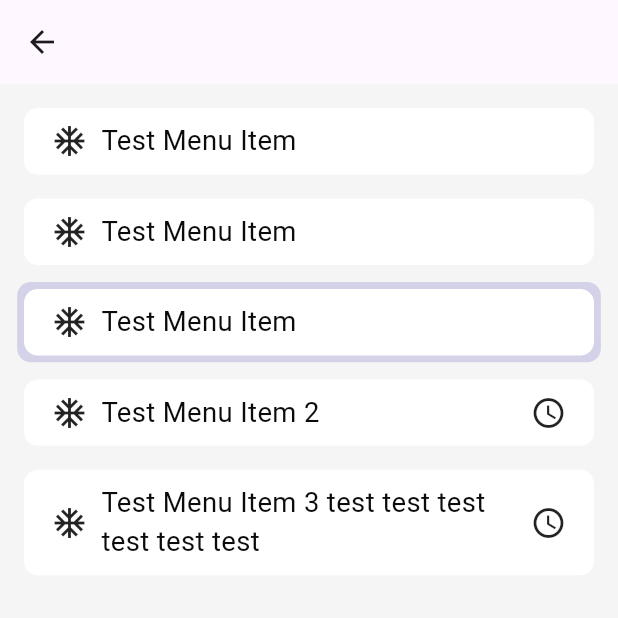
After one commit to teamflutter/nova-design-system-flutter, a Flutter app: the screen it shows after launch, after a tap on "Menu Item", on a phone screen of 412 x 824 dp, the top half of it. The commit adds this screen. Run offline on Flutter 3.47's test engine with Material 3 defaults, Android fonts, the phone set to English and light mode, and no system bars; our stand-ins replace flutter_screenutil; Roboto replaces fonts that are missing (DM-Sans).

Commit message:
feat: menu item component completed

```diff
--- a/example/lib/main.dart
+++ b/example/lib/main.dart
@@ -3,6 +3,7 @@ import 'package:nova_design_system_flutter/theme/ResponsiveWrapper.dart';
 import 'package:nova_design_system_flutter_example/samples/AccordionSamples.dart';
 import 'package:nova_design_system_flutter_example/samples/AuthCodeSample.dart';
 import 'package:nova_design_system_flutter_example/samples/AvatarSamples.dart';
+import 'package:nova_design_system_flutter_example/samples/MenuItemSample.dart';
 import 'package:nova_design_system_flutter_example/samples/RadiobuttonSample.dart';
 import 'package:nova_design_system_flutter_example/samples/SegmentedControlSample.dart';
 
@@ -90,6 +91,17 @@ class _MyAppState extends State<MyApp> {
                     SizedBox(
                       height: 8,
                     ),
+                    FilledButton(
+                        onPressed: () {
+                          Navigator.push(
+                              context,
+                              MaterialPageRoute(
+                                  builder: (context) =>  MenuItemSamples()));
+                        },
+                        child: const Text("Menu Item")),
+                    SizedBox(
+                      height: 8,
+                    ),
                   ],
                 ),
               );
--- /dev/null
+++ b/example/lib/samples/MenuItemSample.dart
@@ -0,0 +1,64 @@
+import 'package:flutter/material.dart';
+import 'package:nova_design_system_flutter/components/NMenuItem.dart';
+
+class MenuItemSamples extends StatelessWidget {
+  const MenuItemSamples({super.key});
+
+  @override
+  Widget build(BuildContext context) {
+    return Scaffold(
+      appBar: AppBar(),
+      backgroundColor: const Color(0xFFF5F5F5),
+      body:  SingleChildScrollView(
+        padding: const EdgeInsets.all(16),
+        child: Column(
+          crossAxisAlignment: CrossAxisAlignment.center,
+          children: [
+            const NMenuItem(
+              label: "Test Menu Item",
+              leading: Icon(Icons.ac_unit),
+            ),
+            const SizedBox(
+              height: 16,
+            ),
+            NMenuItem(
+              label: "Test Menu Item",
+              leading: const Icon(Icons.ac_unit),
+              onTap: () {
+                print("Default item tapped");
+              },
+            ),
+            const SizedBox(
+              height: 16,
+            ),
+            const NMenuItem(
+              label: "Test Menu Item",
+              selected: true,
+              leading: Icon(Icons.ac_unit),
+            ),
+            const SizedBox(
+              height: 16,
+            ),
+            const NMenuItem(
+              label: "Test Menu Item 2",
+              leading: Icon(Icons.ac_unit),
+
+              trailing: Icon(Icons.access_time_outlined),
+            ),
+            const SizedBox(
+              height: 16,
+            ),
+            const NMenuItem(
+                label: "Test Menu Item 3 test test test test test test",
+                multiline: true,
+                leading: Icon(Icons.ac_unit),
+                trailing: Icon(Icons.access_time_outlined)),
+            const SizedBox(
+              height: 16,
+            ),
+          ],
+        ),
+      ),
+    );
+  }
+}
--- /dev/null
+++ b/lib/components/NMenuItem.dart
@@ -0,0 +1,88 @@
+import 'package:flutter/material.dart';
+import 'package:nova_design_system_flutter/theme/ResponsiveUtil.dart';
+
+import '../theme/AppColors.dart';
+import '../theme/AppTypography.dart';
+import '../theme/ThemeUtils.dart';
+
+class NMenuItem extends StatelessWidget {
+  final String label;
+  final bool multiline;
+  final Widget? leading;
+  final Widget? trailing;
+  final VoidCallback? onTap;
+  final bool selected;
+  final bool disabled;
+  final double iconSize;
+
+  const NMenuItem({
+    super.key,
+    required this.label,
+    this.multiline = false,
+    this.leading,
+    this.trailing,
+    this.onTap,
+    this.selected = false,
+    this.disabled = false,
+    this.iconSize = 24,
+  });
+
+  @override
+  Widget build(BuildContext context) {
+    final typography = AppTypography.uiStyle(context);
+    final ColorPalette colorPalette = ThemeUtils.getPalette(context);
+
+    // Colors based on states
+    final backgroundColor = colorPalette.pureWhite;
+    final textColor =
+        disabled ? colorPalette.midnightBlack : colorPalette.midnightBlack;
+
+    return GestureDetector(
+      onTap: disabled ? null : onTap,
+      child: Container(
+        padding: EdgeInsets.symmetric(
+            horizontal: ResponsiveUtils.width(16),
+            vertical: ResponsiveUtils.height(8)),
+        decoration: BoxDecoration(
+          color: disabled
+              ? colorPalette.pureWhite.withOpacity(0.1)
+              : backgroundColor,
+          borderRadius: BorderRadius.circular(ResponsiveUtils.radius(8)),
+          boxShadow: selected
+              ? [
+                  BoxShadow(
+                    color: const Color(0x334E46B4),
+                    // #4E46B433 in ARGB format (33 is 20% opacity)
+                    offset: const Offset(0, 0),
+                    // x-offset and y-offset are 0
+                    blurRadius: 0,
+                    // No blur
+                    spreadRadius: ResponsiveUtils.radius(
+                        4), // Equivalent to the spread radius
+                  )
+                ]
+              : null, // No shadow when not selected
+        ),
+        child: Row(
+          children: [
+            if (leading != null) ...[
+              SizedBox(width: iconSize, height: iconSize, child: leading),
+              SizedBox(width: ResponsiveUtils.width(8)),
+            ],
+            Expanded(
+              child: Text(
+                label,
+                maxLines: multiline ? 2 : 1,
+                style: typography.md.copyWith(
+                  color: textColor,
+                ),
+              ),
+            ),
+            if (trailing != null)
+              SizedBox(width: iconSize, height: iconSize, child: trailing),
+          ],
+        ),
+      ),
+    );
+  }
+}
```
